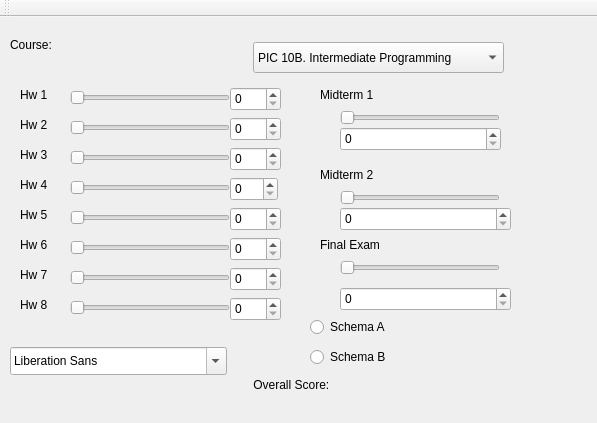
The window that grade_calc.ui (Susana56/hw2_test) describes before a commit, drawn with Qt 5.
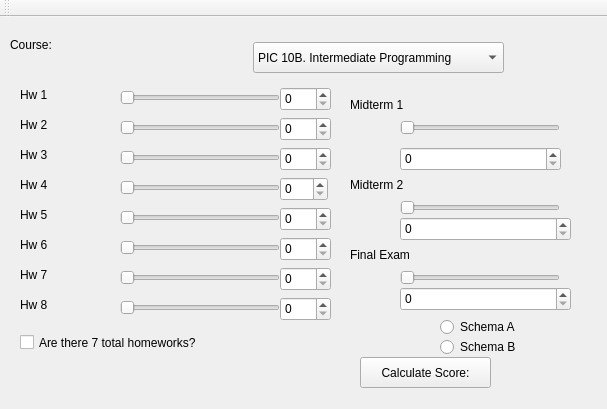
The same window after the commit.

What changed in the file:
```diff
--- a/grade_calc.ui
+++ b/grade_calc.ui
@@ -6,8 +6,8 @@
    <rect>
     <x>0</x>
     <y>0</y>
-    <width>597</width>
-    <height>423</height>
+    <width>607</width>
+    <height>409</height>
    </rect>
   </property>
   <property name="windowTitle">
@@ -71,7 +71,7 @@
      <rect>
       <x>20</x>
       <y>160</y>
-      <width>41</width>
+      <width>91</width>
       <height>16</height>
      </rect>
     </property>
@@ -84,7 +84,7 @@
      <rect>
       <x>20</x>
       <y>190</y>
-      <width>41</width>
+      <width>101</width>
       <height>16</height>
      </rect>
     </property>
@@ -97,7 +97,7 @@
      <rect>
       <x>20</x>
       <y>220</y>
-      <width>41</width>
+      <width>101</width>
       <height>16</height>
      </rect>
     </property>
@@ -110,7 +110,7 @@
      <rect>
       <x>20</x>
       <y>250</y>
-      <width>41</width>
+      <width>101</width>
       <height>16</height>
      </rect>
     </property>
@@ -123,7 +123,7 @@
      <rect>
       <x>20</x>
       <y>280</y>
-      <width>41</width>
+      <width>101</width>
       <height>16</height>
      </rect>
     </property>
@@ -134,7 +134,7 @@
    <widget class="QSlider" name="horizontalSlider_hw1">
     <property name="geometry">
      <rect>
-      <x>70</x>
+      <x>120</x>
       <y>70</y>
       <width>160</width>
       <height>22</height>
@@ -150,7 +150,7 @@
    <widget class="QSlider" name="horizontalSlider_hw2">
     <property name="geometry">
      <rect>
-      <x>70</x>
+      <x>120</x>
       <y>100</y>
       <width>160</width>
       <height>22</height>
@@ -166,7 +166,7 @@
    <widget class="QSlider" name="horizontalSlider_hw3">
     <property name="geometry">
      <rect>
-      <x>70</x>
+      <x>120</x>
       <y>130</y>
       <width>160</width>
       <height>22</height>
@@ -182,7 +182,7 @@
    <widget class="QSlider" name="horizontalSlider_hw5">
     <property name="geometry">
      <rect>
-      <x>70</x>
+      <x>120</x>
       <y>190</y>
       <width>160</width>
       <height>22</height>
@@ -204,7 +204,7 @@
    <widget class="QSlider" name="horizontalSlider_hw6">
     <property name="geometry">
      <rect>
-      <x>70</x>
+      <x>120</x>
       <y>220</y>
       <width>160</width>
       <height>22</height>
@@ -220,7 +220,7 @@
    <widget class="QSlider" name="horizontalSlider_hw7">
     <property name="geometry">
      <rect>
-      <x>70</x>
+      <x>120</x>
       <y>250</y>
       <width>160</width>
       <height>22</height>
@@ -236,7 +236,7 @@
    <widget class="QSlider" name="horizontalSlider_hw8">
     <property name="geometry">
      <rect>
-      <x>70</x>
+      <x>120</x>
       <y>280</y>
       <width>160</width>
       <height>22</height>
@@ -252,7 +252,7 @@
    <widget class="QSpinBox" name="spinBox_hw1">
     <property name="geometry">
      <rect>
-      <x>230</x>
+      <x>280</x>
       <y>70</y>
       <width>51</width>
       <height>24</height>
@@ -265,7 +265,7 @@
    <widget class="QSpinBox" name="spinBox_hw2">
     <property name="geometry">
      <rect>
-      <x>230</x>
+      <x>280</x>
       <y>100</y>
       <width>51</width>
       <height>24</height>
@@ -278,7 +278,7 @@
    <widget class="QSpinBox" name="spinBox_hw3">
     <property name="geometry">
      <rect>
-      <x>230</x>
+      <x>280</x>
       <y>130</y>
       <width>51</width>
       <height>24</height>
@@ -291,7 +291,7 @@
    <widget class="QSpinBox" name="spinBox_hw5">
     <property name="geometry">
      <rect>
-      <x>230</x>
+      <x>280</x>
       <y>190</y>
       <width>51</width>
       <height>24</height>
@@ -304,7 +304,7 @@
    <widget class="QSpinBox" name="spinBox_hw6">
     <property name="geometry">
      <rect>
-      <x>230</x>
+      <x>280</x>
       <y>220</y>
       <width>51</width>
       <height>24</height>
@@ -317,7 +317,7 @@
    <widget class="QSpinBox" name="spinBox_hw8">
     <property name="geometry">
      <rect>
-      <x>230</x>
+      <x>280</x>
       <y>280</y>
       <width>51</width>
       <height>24</height>
@@ -330,8 +330,8 @@
    <widget class="QLabel" name="label_Mt1">
     <property name="geometry">
      <rect>
-      <x>320</x>
-      <y>70</y>
+      <x>350</x>
+      <y>80</y>
       <width>60</width>
       <height>16</height>
      </rect>
@@ -343,9 +343,9 @@
    <widget class="QLabel" name="label_Mt2">
     <property name="geometry">
      <rect>
-      <x>320</x>
-      <y>150</y>
-      <width>71</width>
+      <x>350</x>
+      <y>160</y>
+      <width>131</width>
       <height>16</height>
      </rect>
     </property>
@@ -356,8 +356,8 @@
    <widget class="QLabel" name="label_Final">
     <property name="geometry">
      <rect>
-      <x>320</x>
-      <y>220</y>
+      <x>350</x>
+      <y>230</y>
       <width>81</width>
       <height>16</height>
      </rect>
@@ -369,7 +369,7 @@
    <widget class="QRadioButton" name="radioButton_A">
     <property name="geometry">
      <rect>
-      <x>310</x>
+      <x>440</x>
       <y>300</y>
       <width>100</width>
       <height>20</height>
@@ -382,8 +382,8 @@
    <widget class="QRadioButton" name="radioButton_B">
     <property name="geometry">
      <rect>
-      <x>310</x>
-      <y>330</y>
+      <x>440</x>
+      <y>320</y>
       <width>100</width>
       <height>20</height>
      </rect>
@@ -392,23 +392,10 @@
      <string>Schema B</string>
     </property>
    </widget>
-   <widget class="QLabel" name="label_Overall">
-    <property name="geometry">
-     <rect>
-      <x>250</x>
-      <y>360</y>
-      <width>111</width>
-      <height>16</height>
-     </rect>
-    </property>
-    <property name="text">
-     <string> Overall Score:</string>
-    </property>
-   </widget>
    <widget class="QSpinBox" name="spinBox_hw7">
     <property name="geometry">
      <rect>
-      <x>230</x>
+      <x>280</x>
       <y>250</y>
       <width>51</width>
       <height>24</height>
@@ -421,8 +408,8 @@
    <widget class="QSlider" name="horizontalSlider_Mt1">
     <property name="geometry">
      <rect>
-      <x>340</x>
-      <y>90</y>
+      <x>400</x>
+      <y>100</y>
       <width>160</width>
       <height>22</height>
      </rect>
@@ -437,8 +424,8 @@
    <widget class="QSlider" name="horizontalSlider_Mt2">
     <property name="geometry">
      <rect>
-      <x>340</x>
-      <y>170</y>
+      <x>400</x>
+      <y>180</y>
       <width>160</width>
       <height>22</height>
      </rect>
@@ -453,8 +440,8 @@
    <widget class="QSlider" name="horizontalSlider_Final">
     <property name="geometry">
      <rect>
-      <x>340</x>
-      <y>240</y>
+      <x>400</x>
+      <y>250</y>
       <width>160</width>
       <height>22</height>
      </rect>
@@ -469,8 +456,8 @@
    <widget class="QSpinBox" name="spinBox_Mt1">
     <property name="geometry">
      <rect>
-      <x>340</x>
-      <y>110</y>
+      <x>400</x>
+      <y>130</y>
       <width>161</width>
       <height>24</height>
      </rect>
@@ -482,8 +469,8 @@
    <widget class="QSpinBox" name="spinBox_Mt2">
     <property name="geometry">
      <rect>
-      <x>340</x>
-      <y>190</y>
+      <x>400</x>
+      <y>200</y>
       <width>171</width>
       <height>24</height>
      </rect>
@@ -495,7 +482,7 @@
    <widget class="QSpinBox" name="spinBox_Final">
     <property name="geometry">
      <rect>
-      <x>340</x>
+      <x>400</x>
       <y>270</y>
       <width>171</width>
       <height>24</height>
@@ -508,7 +495,7 @@
    <widget class="QSlider" name="horizontalSlider_hw4">
     <property name="geometry">
      <rect>
-      <x>70</x>
+      <x>120</x>
       <y>160</y>
       <width>160</width>
       <height>22</height>
@@ -524,7 +511,7 @@
    <widget class="QSpinBox" name="spinBox_hw4">
     <property name="geometry">
      <rect>
-      <x>230</x>
+      <x>280</x>
       <y>160</y>
       <width>48</width>
       <height>24</height>
@@ -554,14 +541,43 @@
      </property>
     </item>
    </widget>
-   <widget class="QFontComboBox" name="fontComboBox">
+   <widget class="QLabel" name="Overall_score">
     <property name="geometry">
      <rect>
-      <x>10</x>
-      <y>330</y>
-      <width>217</width>
-      <height>28</height>
+      <x>530</x>
+      <y>350</y>
+      <width>60</width>
+      <height>16</height>
      </rect>
+    </property>
+    <property name="text">
+     <string/>
+    </property>
+   </widget>
+   <widget class="QPushButton" name="pushButton_calculate">
+    <property name="geometry">
+     <rect>
+      <x>360</x>
+      <y>340</y>
+      <width>131</width>
+      <height>31</height>
+     </rect>
+    </property>
+    <property name="text">
+     <string>Calculate Score:</string>
+    </property>
+   </widget>
+   <widget class="QCheckBox" name="checkBox">
+    <property name="geometry">
+     <rect>
+      <x>20</x>
+      <y>310</y>
+      <width>211</width>
+      <height>31</height>
+     </rect>
+    </property>
+    <property name="text">
+     <string>Are there 7 total homeworks?</string>
     </property>
    </widget>
   </widget>
```
Left out of the diff: 4 changed lines with no effect on the pictures.
